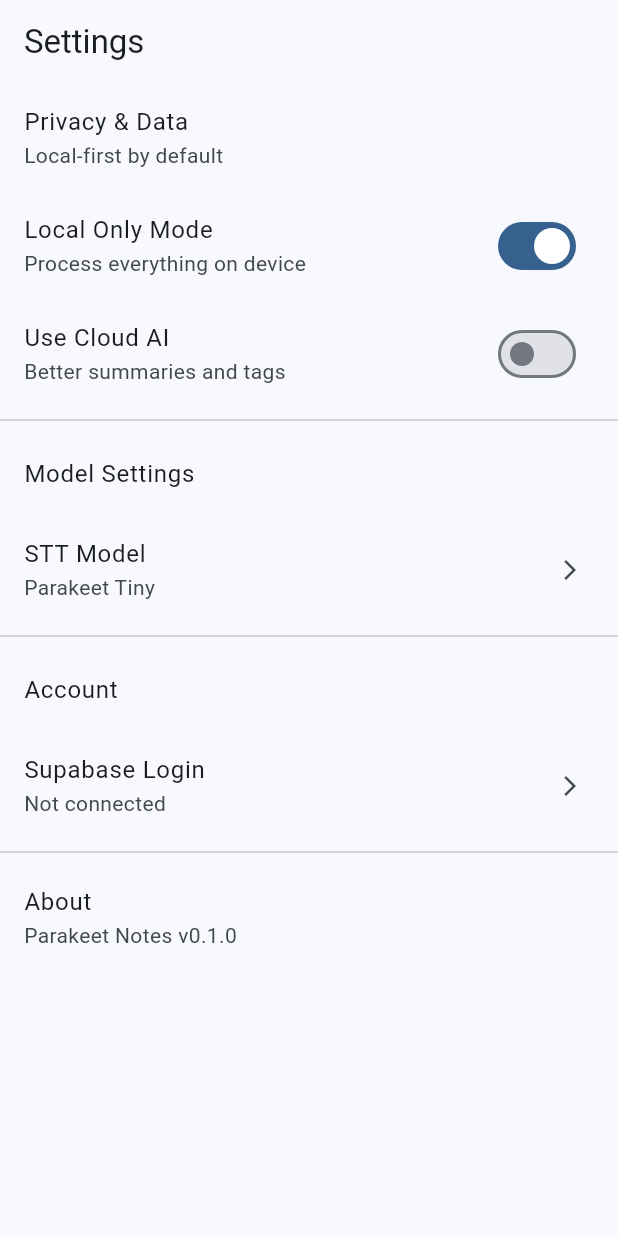
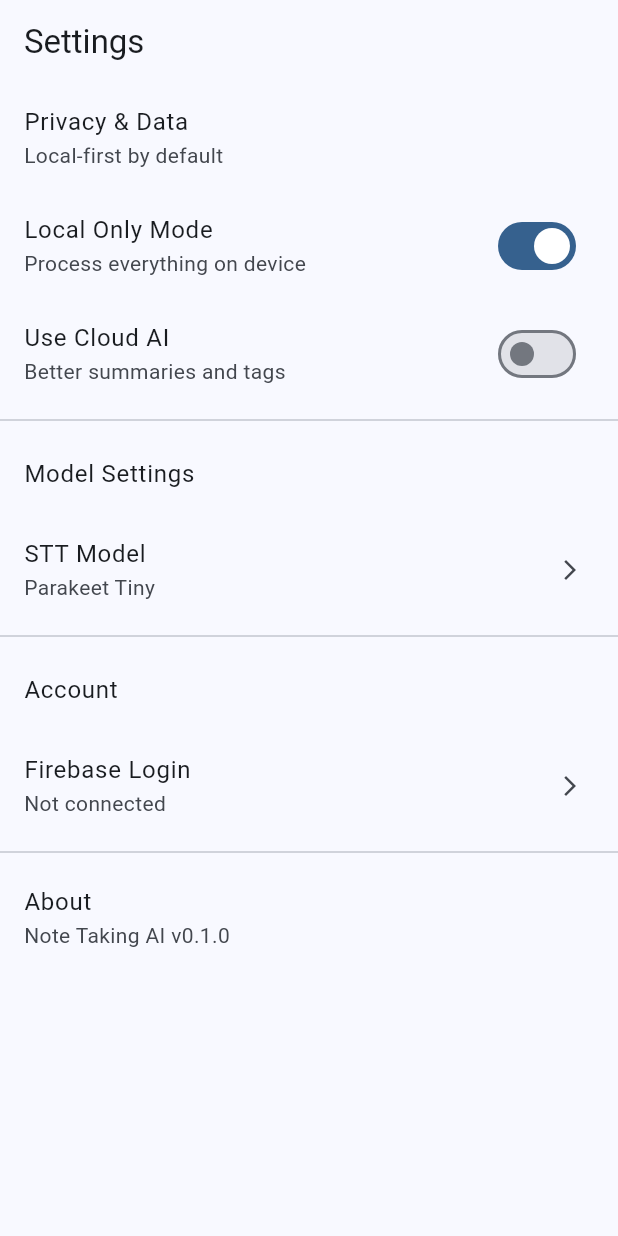
Before and after one commit to JohnEnev/voicenote_ai, a Flutter app: the SettingsScreen screen opened by its route, on a phone screen of 412 x 824 dp. Run offline on Flutter 3.47's test engine with Material 3 defaults, Android fonts, the phone set to English and light mode, and no system bars; our stand-ins replace drift, flutter_dotenv, flutter_riverpod, go_router; accounts and stored records are empty; generated files the repository leaves out were written again.

Commit message:
Replace Supabase with Firebase
- Updated pubspec.yaml to use Firebase packages (core, auth, firestore, storage)
- Removed supabase_flutter dependency
- Updated .env.example with Firebase instructions
- Updated README.md with Firebase setup instructions
- Updated SETUP_COMPLETE.md to reflect Firebase
- Updated SettingsScreen to show Firebase Login instead of Supabase
- All references to Supabase replaced with Firebase

```diff
--- a/lib/presentation/screens/settings_screen.dart
+++ b/lib/presentation/screens/settings_screen.dart
@@ -48,7 +48,7 @@ class SettingsScreen extends StatelessWidget {
             title: Text('Account'),
           ),
           ListTile(
-            title: const Text('Supabase Login'),
+            title: const Text('Firebase Login'),
             subtitle: const Text('Not connected'),
             trailing: const Icon(Icons.arrow_forward_ios, size: 16),
             onTap: () {
@@ -58,7 +58,7 @@ class SettingsScreen extends StatelessWidget {
           const Divider(),
           const ListTile(
             title: Text('About'),
-            subtitle: Text('Parakeet Notes v0.1.0'),
+            subtitle: Text('Note Taking AI v0.1.0'),
           ),
         ],
       ),
```
Also changed, not shown: pubspec.yaml (+5 -2 lines), 4 other files.
